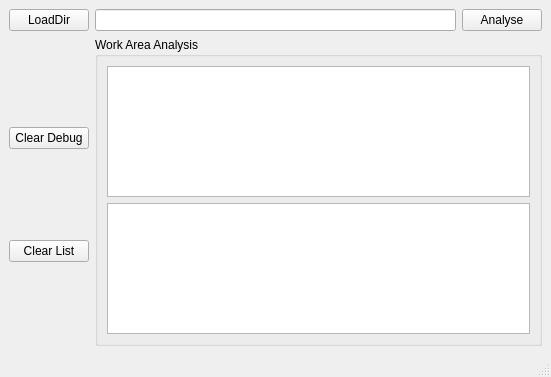
This is dir_sha_comp.ui in Degreane/dircomp as Qt 5 draws it before an edit. The edited form follows.
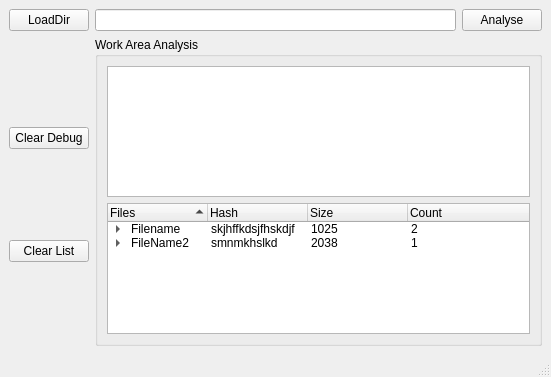
This is the edited form.

Patch:
```diff
--- a/dir_sha_comp.ui
+++ b/dir_sha_comp.ui
@@ -43,12 +43,109 @@
          <string>Work Area Analysis</string>
         </property>
         <layout class="QGridLayout" name="gridLayout_3">
-         <item row="2" column="0">
-          <widget class="QListWidget" name="FileList"/>
-         </item>
          <item row="1" column="0">
           <widget class="QPlainTextEdit" name="ProcessDebug"/>
          </item>
+         <item row="2" column="0">
+          <widget class="QTreeWidget" name="FileList">
+           <property name="sortingEnabled">
+            <bool>true</bool>
+           </property>
+           <property name="animated">
+            <bool>true</bool>
+           </property>
+           <column>
+            <property name="text">
+             <string>Files</string>
+            </property>
+           </column>
+           <column>
+            <property name="text">
+             <string>Hash</string>
+            </property>
+           </column>
+           <column>
+            <property name="text">
+             <string>Size</string>
+            </property>
+           </column>
+           <column>
+            <property name="text">
+             <string>Count</string>
+            </property>
+           </column>
+           <item>
+            <property name="text">
+             <string>FileName2</string>
+            </property>
+            <property name="text">
+             <string>smnmkhslkd</string>
+            </property>
+            <property name="text">
+             <string>2038</string>
+            </property>
+            <property name="text">
+             <string>1</string>
+            </property>
+            <item>
+             <property name="text">
+              <string>location</string>
+             </property>
+             <property name="text">
+              <string/>
+             </property>
+             <property name="text">
+              <string/>
+             </property>
+             <property name="text">
+              <string/>
+             </property>
+            </item>
+           </item>
+           <item>
+            <property name="text">
+             <string>Filename</string>
+            </property>
+            <property name="text">
+             <string>skjhffkdsjfhskdjf</string>
+            </property>
+            <property name="text">
+             <string>1025</string>
+            </property>
+            <property name="text">
+             <string>2</string>
+            </property>
+            <item>
+             <property name="text">
+              <string>location2</string>
+             </property>
+             <property name="text">
+              <string/>
+             </property>
+             <property name="text">
+              <string/>
+             </property>
+             <property name="text">
+              <string/>
+             </property>
+            </item>
+            <item>
+             <property name="text">
+              <string>location1</string>
+             </property>
+             <property name="text">
+              <string/>
+             </property>
+             <property name="text">
+              <string/>
+             </property>
+             <property name="text">
+              <string/>
+             </property>
+            </item>
+           </item>
+          </widget>
+         </item>
         </layout>
        </widget>
       </item>
```
